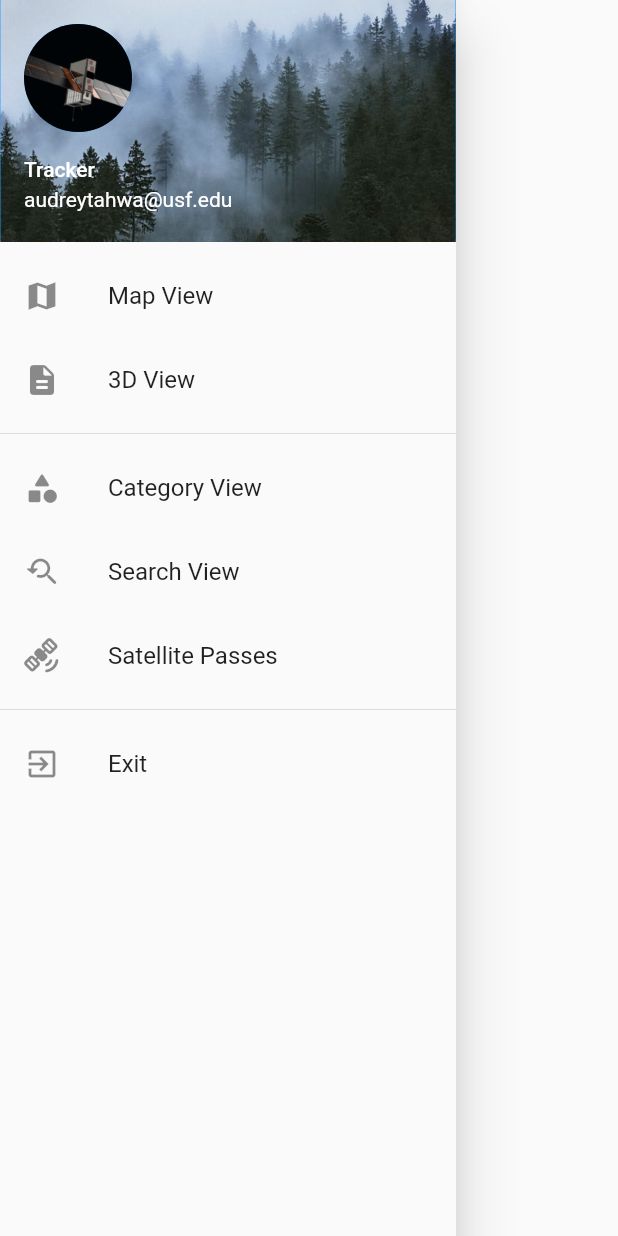
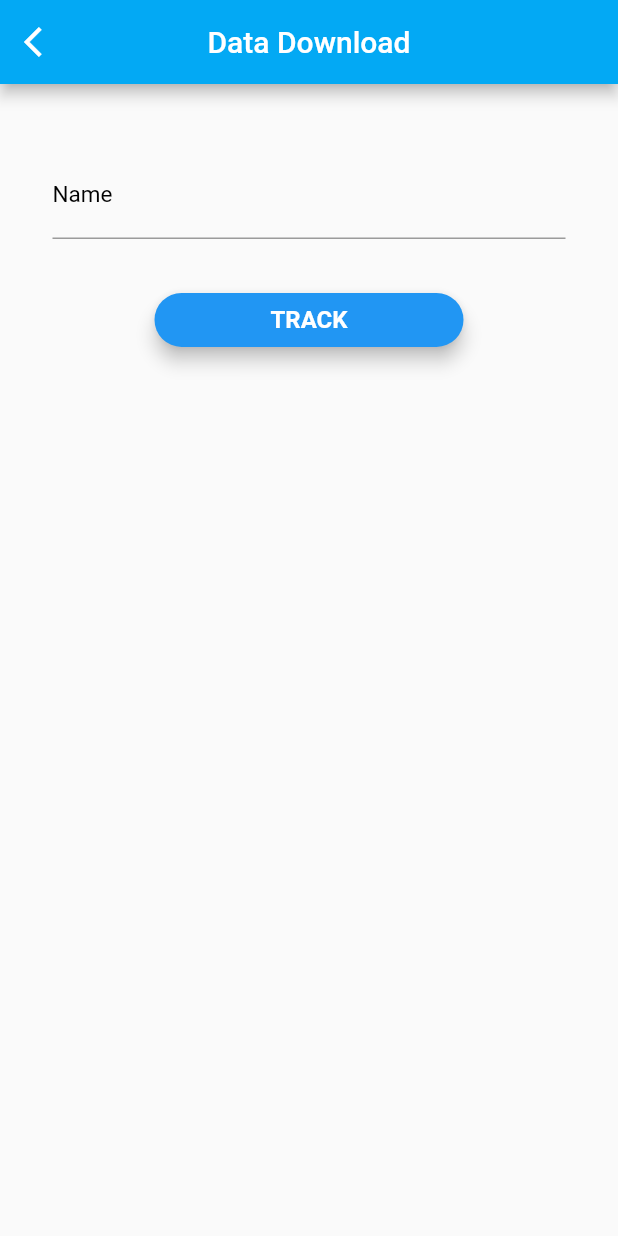
Before and after one commit to nmunyengwa2019/satellitePath, a Flutter app: the NavBar widget shown alone on an empty page, opened directly, after a tap on "3D View", on a phone screen of 412 x 824 dp. Run offline on Flutter 3.47's test engine with Material 2 defaults, Android fonts, the phone set to English and light mode, and no system bars; our stand-ins replace dio, google_maps_flutter; missing offline and left inert: sgp4_sdp4.

Commit message:
Map Update

```diff
--- a/lib/NavBar.dart
+++ b/lib/NavBar.dart
@@ -1,5 +1,6 @@
 import 'package:flutter/material.dart';
 import 'package:sat_tracker/screens/form_screen.dart';
+import 'package:sat_tracker/api/download_data.dart';
 
 class NavBar extends StatelessWidget {
   const NavBar({Key? key}) : super(key: key);
@@ -48,7 +49,13 @@ class NavBar extends StatelessWidget {
           leading: const Icon(Icons.description_rounded),
           title: const Text('3D View'),
           // ignore: avoid_returning_null_for_void
-          onTap: () => null,
+          onTap: (){
+            Navigator.pop(context);
+            Navigator.push(
+                context,
+                MaterialPageRoute(builder: (context) => const DownloadDataScreen()),
+            );
+          },
         ),
         const Divider(),
         ListTile(
--- /dev/null
+++ b/lib/api/download_data.dart
@@ -0,0 +1,55 @@
+import 'package:flutter/material.dart';
+import 'package:sat_tracker/widgets/form_widgets.dart';
+import 'package:dio/dio.dart';
+
+
+class DownloadDataScreen extends StatelessWidget {
+  const DownloadDataScreen({Key? key}) : super(key: key);
+
+  @override
+  Widget build(BuildContext context) {
+    GlobalKey<FormState> formKey = GlobalKey<FormState>();
+
+    return Scaffold(
+        appBar: AppBar(
+          leading: IconButton(
+            icon: const Icon(Icons.arrow_back_ios, color: Colors.white),
+            onPressed: () => Navigator.pop(context),
+          ),
+          backgroundColor: Colors.lightBlue,
+          centerTitle: true,
+          title: const Text('Data Download',
+              style: TextStyle(color: Colors.white)),
+        ),
+        body: Container(
+            margin: const EdgeInsets.all(15),
+            child: Form(
+                key: formKey,
+                child: Container(
+                    margin: const EdgeInsets.only(left: 20, right: 20),
+                    child: ListView(
+                      children: [
+                        Container(
+                            margin: const EdgeInsets.only(top: 30),
+                            child: const NameField()),
+                        Container(
+                            margin: const EdgeInsets.only(top: 30),
+                            child: SubmitBtn(formKey: formKey))
+                      ],
+                    )))));
+  }
+}
+
+
+
+void getHTTP() async
+{
+  try
+  {
+    var response = await Dio().get("");
+    print(response);
+  } catch(e)
+  {
+    print(e);
+  }
+}
--- a/pubspec.yaml
+++ b/pubspec.yaml
@@ -37,6 +37,8 @@ dependencies:
   google_maps_flutter: ^2.1.8
   sgp4_sdp4: ^0.1.0
   orbit: ^0.0.2
+  dio: ^4.0.6
+
 
 dev_dependencies:
   flutter_test:
```
Also changed, not shown: pubspec.lock, 1 other file.
